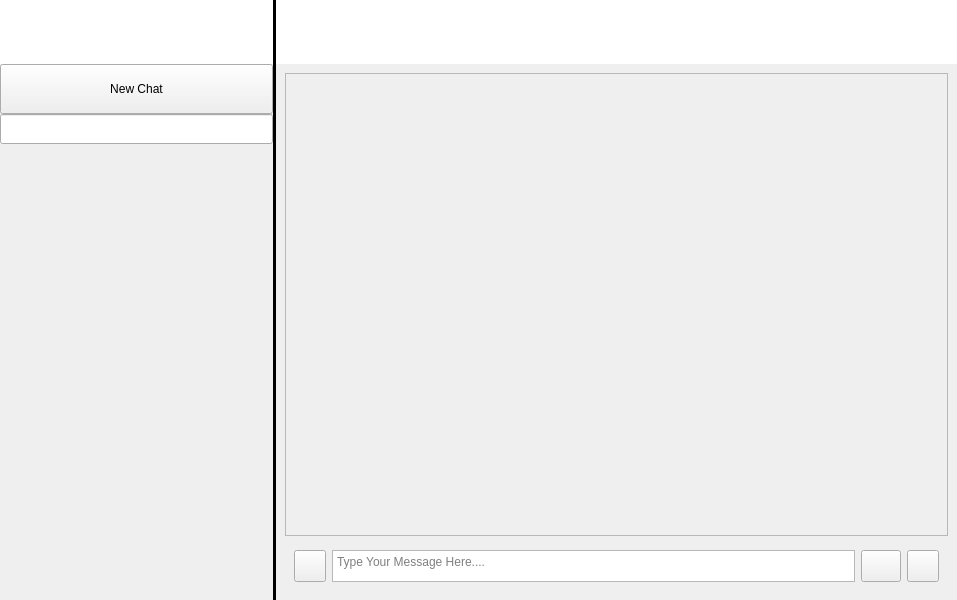
This is Client/mainwindow.ui in AP-projects-4001/jan-hafte as Qt 5 draws it before an edit. The edited form follows.
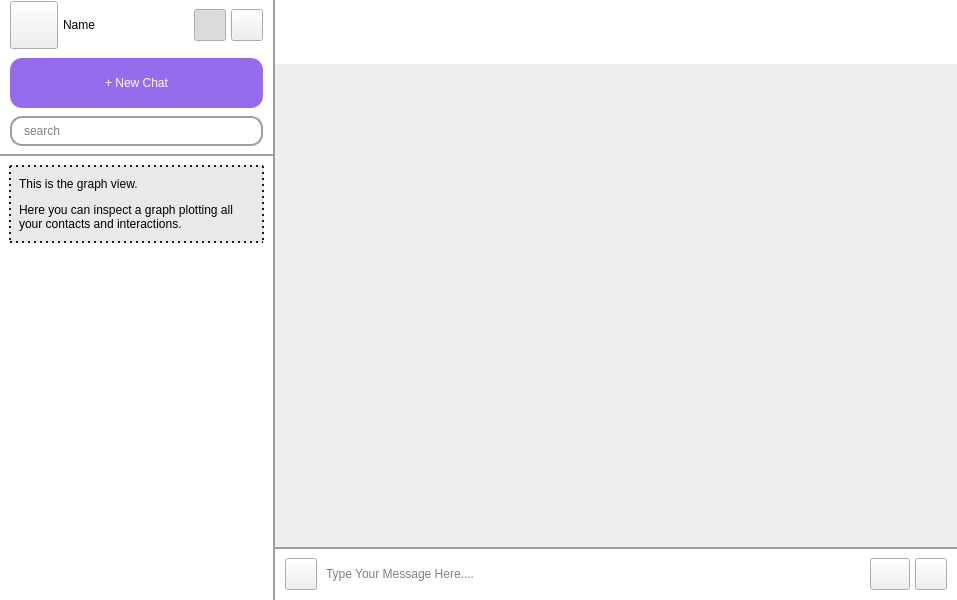
This is the edited form. The open tabs and pages were chosen to show the change. Icons and pictures are not drawn.

The edit to the form file:
```diff
--- a/Client/mainwindow.ui
+++ b/Client/mainwindow.ui
@@ -23,13 +23,23 @@
    </size>
   </property>
   <property name="windowTitle">
-   <string>MainWindow</string>
+   <string>Jan Hafteh</string>
+  </property>
+  <property name="windowIcon">
+   <iconset resource="Resources.qrc">
+    <normaloff>:/Graphics/Graphics/Artboard 1@64x.png</normaloff>:/Graphics/Graphics/Artboard 1@64x.png</iconset>
   </property>
   <widget class="QWidget" name="centralwidget">
    <property name="layoutDirection">
     <enum>Qt::LeftToRight</enum>
    </property>
-   <layout class="QHBoxLayout" name="horizontalLayout" stretch="2,0,5">
+   <property name="styleSheet">
+    <string notr="true">QWidget#centralwidget {
+background: white;
+
+}</string>
+   </property>
+   <layout class="QHBoxLayout" name="horizontalLayout" stretch="2,5">
     <property name="spacing">
      <number>0</number>
     </property>
@@ -74,39 +84,199 @@
            <height>50</height>
           </size>
          </property>
+         <property name="styleSheet">
+          <string notr="true">QWidget#topLeftBar {
+border: none;
+border-bottom: 2px solid #9e9e9e;
+}</string>
+         </property>
          <layout class="QVBoxLayout" name="verticalLayout_4">
           <property name="spacing">
-           <number>0</number>
+           <number>8</number>
           </property>
           <property name="leftMargin">
-           <number>0</number>
+           <number>10</number>
           </property>
           <property name="topMargin">
            <number>0</number>
           </property>
           <property name="rightMargin">
-           <number>0</number>
+           <number>10</number>
           </property>
           <property name="bottomMargin">
-           <number>0</number>
+           <number>10</number>
           </property>
           <item>
            <widget class="QWidget" name="tabsBarArea" native="true">
             <property name="minimumSize">
              <size>
               <width>0</width>
-              <height>64</height>
+              <height>50</height>
              </size>
             </property>
             <property name="styleSheet">
-             <string notr="true">QWidget{ 
-background:white;
-}
-QWidget:pressed {
-background: red;
-
-}</string>
+             <string notr="true"/>
             </property>
+            <layout class="QHBoxLayout" name="horizontalLayout_3">
+             <property name="spacing">
+              <number>5</number>
+             </property>
+             <property name="leftMargin">
+              <number>0</number>
+             </property>
+             <property name="topMargin">
+              <number>0</number>
+             </property>
+             <property name="rightMargin">
+              <number>0</number>
+             </property>
+             <property name="bottomMargin">
+              <number>0</number>
+             </property>
+             <item>
+              <widget class="QPushButton" name="settingsButton">
+               <property name="sizePolicy">
+                <sizepolicy hsizetype="Fixed" vsizetype="Fixed">
+                 <horstretch>0</horstretch>
+                 <verstretch>0</verstretch>
+                </sizepolicy>
+               </property>
+               <property name="minimumSize">
+                <size>
+                 <width>48</width>
+                 <height>48</height>
+                </size>
+               </property>
+               <property name="maximumSize">
+                <size>
+                 <width>48</width>
+                 <height>48</height>
+                </size>
+               </property>
+               <property name="cursor">
+                <cursorShape>PointingHandCursor</cursorShape>
+               </property>
+               <property name="toolTip">
+                <string>&lt;html&gt;&lt;head/&gt;&lt;body&gt;&lt;p&gt;User settings&lt;/p&gt;&lt;/body&gt;&lt;/html&gt;</string>
+               </property>
+               <property name="styleSheet">
+                <string notr="true">QPushButton{
+border-image: url(:/Graphics/Graphics/icons8_test_account_64px.png);
+}</string>
+               </property>
+              </widget>
+             </item>
+             <item>
+              <widget class="QLabel" name="usernameHeader">
+               <property name="cursor">
+                <cursorShape>ArrowCursor</cursorShape>
+               </property>
+               <property name="styleSheet">
+                <string notr="true">font: 800 15pt &quot;Helvetica Now Display&quot;;</string>
+               </property>
+               <property name="text">
+                <string>Name</string>
+               </property>
+               <property name="alignment">
+                <set>Qt::AlignLeading|Qt::AlignLeft|Qt::AlignVCenter</set>
+               </property>
+              </widget>
+             </item>
+             <item>
+              <spacer name="horizontalSpacer">
+               <property name="orientation">
+                <enum>Qt::Horizontal</enum>
+               </property>
+               <property name="sizeHint" stdset="0">
+                <size>
+                 <width>40</width>
+                 <height>20</height>
+                </size>
+               </property>
+              </spacer>
+             </item>
+             <item>
+              <widget class="QPushButton" name="showChatViewButton">
+               <property name="sizePolicy">
+                <sizepolicy hsizetype="Fixed" vsizetype="Fixed">
+                 <horstretch>0</horstretch>
+                 <verstretch>0</verstretch>
+                </sizepolicy>
+               </property>
+               <property name="minimumSize">
+                <size>
+                 <width>32</width>
+                 <height>32</height>
+                </size>
+               </property>
+               <property name="maximumSize">
+                <size>
+                 <width>32</width>
+                 <height>32</height>
+                </size>
+               </property>
+               <property name="cursor">
+                <cursorShape>PointingHandCursor</cursorShape>
+               </property>
+               <property name="toolTip">
+                <string>&lt;html&gt;&lt;head/&gt;&lt;body&gt;&lt;p&gt;Chat view&lt;/p&gt;&lt;/body&gt;&lt;/html&gt;</string>
+               </property>
+               <property name="styleSheet">
+                <string notr="true">QPushButton{
+	border-image: url(:/Graphics/Graphics/messaging_off.png);
+}
+QPushButton:checked {
+	border-image: url(:/Graphics/Graphics/messaging_on.png);
+}</string>
+               </property>
+               <property name="checkable">
+                <bool>true</bool>
+               </property>
+               <property name="checked">
+                <bool>true</bool>
+               </property>
+              </widget>
+             </item>
+             <item>
+              <widget class="QPushButton" name="showGraphViewButton">
+               <property name="sizePolicy">
+                <sizepolicy hsizetype="Fixed" vsizetype="Fixed">
+                 <horstretch>0</horstretch>
+                 <verstretch>0</verstretch>
+                </sizepolicy>
+               </property>
+               <property name="minimumSize">
+                <size>
+                 <width>32</width>
+                 <height>32</height>
+                </size>
+               </property>
+               <property name="maximumSize">
+                <size>
+                 <width>32</width>
+                 <height>32</height>
+                </size>
+               </property>
+               <property name="cursor">
+                <cursorShape>PointingHandCursor</cursorShape>
+               </property>
+               <property name="toolTip">
+                <string>&lt;html&gt;&lt;head/&gt;&lt;body&gt;&lt;p&gt;Graph view&lt;/p&gt;&lt;/body&gt;&lt;/html&gt;</string>
+               </property>
+               <property name="styleSheet">
+                <string notr="true">QPushButton{
+	border-image: url(:/Graphics/Graphics/graph_off.png);
+}
+QPushButton:checked {
+	border-image: url(:/Graphics/Graphics/graph_on.png);
+}</string>
+               </property>
+               <property name="checkable">
+                <bool>true</bool>
+               </property>
+              </widget>
+             </item>
+            </layout>
            </widget>
           </item>
           <item>
@@ -117,8 +287,27 @@
               <height>50</height>
              </size>
             </property>
+            <property name="styleSheet">
+             <string notr="true">QPushButton 
+{
+border-radius: 12px;
+background: #956cec;
+font: 800 15pt &quot;Helvetica Now Display&quot;;
+color: white;
+}
+QPushButton:hover
+{
+background: #7152b3;
+}
+QPushButton:pressed 
+{
+background: white;
+border: 2px solid #956cec; 
+color: #956cec;
+}</string>
+            </property>
             <property name="text">
-             <string>New Chat</string>
+             <string>+ New Chat</string>
             </property>
            </widget>
           </item>
@@ -130,6 +319,19 @@
               <height>30</height>
              </size>
             </property>
+            <property name="styleSheet">
+             <string notr="true">QLineEdit {
+border-radius: 12px;
+border-style: solid;
+border-width: 2px;
+border-color: #9d9d9d;
+padding-left: 10px;
+font: 10pt &quot;Helvetica Now Text&quot;;
+}</string>
+            </property>
+            <property name="placeholderText">
+             <string>search</string>
+            </property>
            </widget>
           </item>
          </layout>
@@ -142,8 +344,30 @@
          </property>
          <widget class="QWidget" name="chatListPage">
           <layout class="QVBoxLayout" name="verticalLayout_3">
+           <property name="spacing">
+            <number>0</number>
+           </property>
+           <property name="leftMargin">
+            <number>0</number>
+           </property>
+           <property name="topMargin">
+            <number>5</number>
+           </property>
+           <property name="rightMargin">
+            <number>0</number>
+           </property>
+           <property name="bottomMargin">
+            <number>0</number>
+           </property>
            <item>
             <widget class="QScrollArea" name="chatListArea">
+             <property name="styleSheet">
+              <string notr="true">QScrollArea{
+border:none;
+
+
+}</string>
+             </property>
              <property name="widgetResizable">
               <bool>true</bool>
              </property>
@@ -152,8 +376,8 @@
                <rect>
                 <x>0</x>
                 <y>0</y>
-                <width>253</width>
-                <height>414</height>
+                <width>273</width>
+                <height>417</height>
                </rect>
               </property>
               <layout class="QVBoxLayout" name="verticalLayout_9">
@@ -212,24 +436,54 @@
            </item>
           </layout>
          </widget>
-         <widget class="QWidget" name="searchResultPage"/>
+         <widget class="QWidget" name="searchResultPage">
+          <layout class="QVBoxLayout" name="verticalLayout_12">
+           <item>
+            <widget class="QLabel" name="label">
+             <property name="styleSheet">
+              <string notr="true">background: #e9e9e9;
+font: 400 10pt &quot;Helvetica Now Display&quot;;
+padding-top: 10px;
+padding-bottom: 10px;
+padding-left: 5px;
+padding-right: 5px;
+border: 2px dotted rgb(30,30,30);</string>
+             </property>
+             <property name="text">
+              <string>&lt;html&gt;&lt;head/&gt;&lt;body&gt;&lt;p&gt;This is the graph view.&lt;/p&gt;&lt;p&gt;Here you can inspect a graph plotting all your contacts and interactions.&lt;/p&gt;&lt;/body&gt;&lt;/html&gt;</string>
+             </property>
+             <property name="wordWrap">
+              <bool>true</bool>
+             </property>
+            </widget>
+           </item>
+           <item>
+            <spacer name="verticalSpacer_6">
+             <property name="orientation">
+              <enum>Qt::Vertical</enum>
+             </property>
+             <property name="sizeHint" stdset="0">
+              <size>
+               <width>20</width>
+               <height>40</height>
+              </size>
+             </property>
+            </spacer>
+           </item>
+          </layout>
+         </widget>
         </widget>
        </item>
       </layout>
      </widget>
     </item>
-    <item>
-     <widget class="Line" name="line">
-      <property name="styleSheet">
-       <string notr="true">border: 5px solid black;</string>
-      </property>
-      <property name="orientation">
-       <enum>Qt::Vertical</enum>
-      </property>
-     </widget>
-    </item>
     <item>
      <widget class="QWidget" name="activeSection" native="true">
+      <property name="styleSheet">
+       <string notr="true">QWidget#activeSection {
+border-left: 2px solid #9e9e9e;
+}</string>
+      </property>
       <layout class="QVBoxLayout" name="verticalLayout_2">
        <property name="spacing">
         <number>0</number>
@@ -261,34 +515,52 @@
           </size>
          </property>
          <property name="styleSheet">
-          <string notr="true">QWidget{ 
-background:white;
-}
-QWidget:pressed {
-background: red;
-
-}</string>
+          <string notr="true"/>
          </property>
         </widget>
        </item>
        <item>
         <widget class="QStackedWidget" name="activeSectionPages">
+         <property name="styleSheet">
+          <string notr="true">QStackedWidget {
+border:none;
+border-left: 2px solid #9e9e9e;
+}</string>
+         </property>
          <property name="currentIndex">
           <number>0</number>
          </property>
          <widget class="QWidget" name="chatViewArea">
           <layout class="QVBoxLayout" name="verticalLayout_8" stretch="20,1">
            <property name="spacing">
-            <number>5</number>
+            <number>0</number>
            </property>
            <property name="sizeConstraint">
             <enum>QLayout::SetDefaultConstraint</enum>
            </property>
+           <property name="leftMargin">
+            <number>0</number>
+           </property>
+           <property name="topMargin">
+            <number>0</number>
+           </property>
+           <property name="rightMargin">
+            <number>0</number>
+           </property>
+           <property name="bottomMargin">
+            <number>0</number>
+           </property>
            <item>
             <widget class="QScrollArea" name="chatViewScrollArea">
              <property name="layoutDirection">
               <enum>Qt::LeftToRight</enum>
              </property>
+             <property name="styleSheet">
+              <string notr="true">QScrollArea {
+border: none;
+border-bottom: 2px solid #9e9e9e;
+}</string>
+             </property>
              <property name="horizontalScrollBarPolicy">
               <enum>Qt::ScrollBarAlwaysOff</enum>
              </property>
@@ -303,10 +575,13 @@
                <rect>
                 <x>0</x>
                 <y>0</y>
-                <width>661</width>
-                <height>439</height>
+                <width>678</width>
+                <height>459</height>
                </rect>
               </property>
+              <property name="styleSheet">
+               <string notr="true"/>
+              </property>
               <layout class="QVBoxLayout" name="verticalLayout_10">
                <property name="spacing">
                 <number>10</number>
@@ -346,9 +621,21 @@
            <item>
             <widget class="QWidget" name="chatViewTypeArea" native="true">
              <layout class="QHBoxLayout" name="horizontalLayout_2" stretch="0,0,0,0">
+              <property name="spacing">
+               <number>5</number>
+              </property>
               <property name="sizeConstraint">
                <enum>QLayout::SetMinimumSize</enum>
               </property>
+              <property name="leftMargin">
+               <number>10</number>
+              </property>
+              <property name="rightMargin">
+               <number>10</number>
+              </property>
+              <property name="bottomMargin">
+               <number>10</number>
+              </property>
               <item>
                <widget class="QWidget" name="attachButtonArea" native="true">
                 <property name="sizePolicy">
@@ -412,6 +699,9 @@
                      <height>32</height>
                     </size>
                    </property>
+                   <property name="cursor">
+                    <cursorShape>PointingHandCursor</cursorShape>
+                   </property>
                    <property name="styleSheet">
                     <string notr="true">border-image: url(:/Graphics/Graphics/icons8_attach_64px.png) 0 round;</string>
                    </property>
@@ -440,6 +730,14 @@
                 <property name="layoutDirection">
                  <enum>Qt::LeftToRight</enum>
                 </property>
+                <property name="styleSheet">
+                 <string notr="true">QTextEdit#chatLineEdit {
+border-radius: 10px;
+border: none;
+padding-top: 5px;
+font: 11pt &quot;Helvetica Now Text&quot;;
+}</string>
+                </property>
                 <property name="verticalScrollBarPolicy">
                  <enum>Qt::ScrollBarAlwaysOff</enum>
                 </property>
@@ -453,8 +751,8 @@
                  <string>&lt;!DOCTYPE HTML PUBLIC &quot;-//W3C//DTD HTML 4.0//EN&quot; &quot;http://www.w3.org/TR/REC-html40/strict.dtd&quot;&gt;
 &lt;html&gt;&lt;head&gt;&lt;meta name=&quot;qrichtext&quot; content=&quot;1&quot; /&gt;&lt;meta charset=&quot;utf-8&quot; /&gt;&lt;style type=&quot;text/css&quot;&gt;
 p, li { white-space: pre-wrap; }
-&lt;/style&gt;&lt;/head&gt;&lt;body style=&quot; font-family:'Segoe UI'; font-size:9pt; font-weight:400; font-style:normal;&quot;&gt;
-&lt;p style=&quot;-qt-paragraph-type:empty; margin-top:0px; margin-bottom:0px; margin-left:0px; margin-right:0px; -qt-block-indent:0; text-indent:0px;&quot;&gt;&lt;br /&gt;&lt;/p&gt;&lt;/body&gt;&lt;/html&gt;</string>
+&lt;/style&gt;&lt;/head&gt;&lt;body style=&quot; font-family:'Helvetica Now Text'; font-size:11pt; font-weight:400; font-style:normal;&quot;&gt;
+&lt;p style=&quot;-qt-paragraph-type:empty; margin-top:0px; margin-bottom:0px; margin-left:0px; margin-right:0px; -qt-block-indent:0; text-indent:0px; font-family:'Segoe UI'; font-size:9pt;&quot;&gt;&lt;br /&gt;&lt;/p&gt;&lt;/body&gt;&lt;/html&gt;</string>
                 </property>
                 <property name="overwriteMode">
                  <bool>true</bool>
@@ -521,6 +819,9 @@
                      <height>32</height>
                     </size>
                    </property>
+                   <property name="cursor">
+                    <cursorShape>PointingHandCursor</cursorShape>
+                   </property>
                    <property name="styleSheet">
                     <string notr="true">border-image: url(:/Graphics/Graphics/icons8_happy_64px.png) 0 round;</string>
                    </property>
@@ -595,6 +896,9 @@
                      <height>32</height>
                     </size>
                    </property>
+                   <property name="cursor">
+                    <cursorShape>PointingHandCursor</cursorShape>
+                   </property>
                    <property name="styleSheet">
                     <string notr="true">border-image: url(:/Graphics/Graphics/icons8_paper_plane_64px_3.png) 0 round;</string>
                    </property>
@@ -617,7 +921,18 @@
            </item>
           </layout>
          </widget>
-         <widget class="QWidget" name="graphViewArea"/>
+         <widget class="QWidget" name="graphViewArea">
+          <widget class="QGraphicsView" name="graphicsView">
+           <property name="geometry">
+            <rect>
+             <x>20</x>
+             <y>20</y>
+             <width>641</width>
+             <height>471</height>
+            </rect>
+           </property>
+          </widget>
+         </widget>
         </widget>
        </item>
       </layout>
```
Left out of the diff: 4 changed lines with no effect on the pictures.
